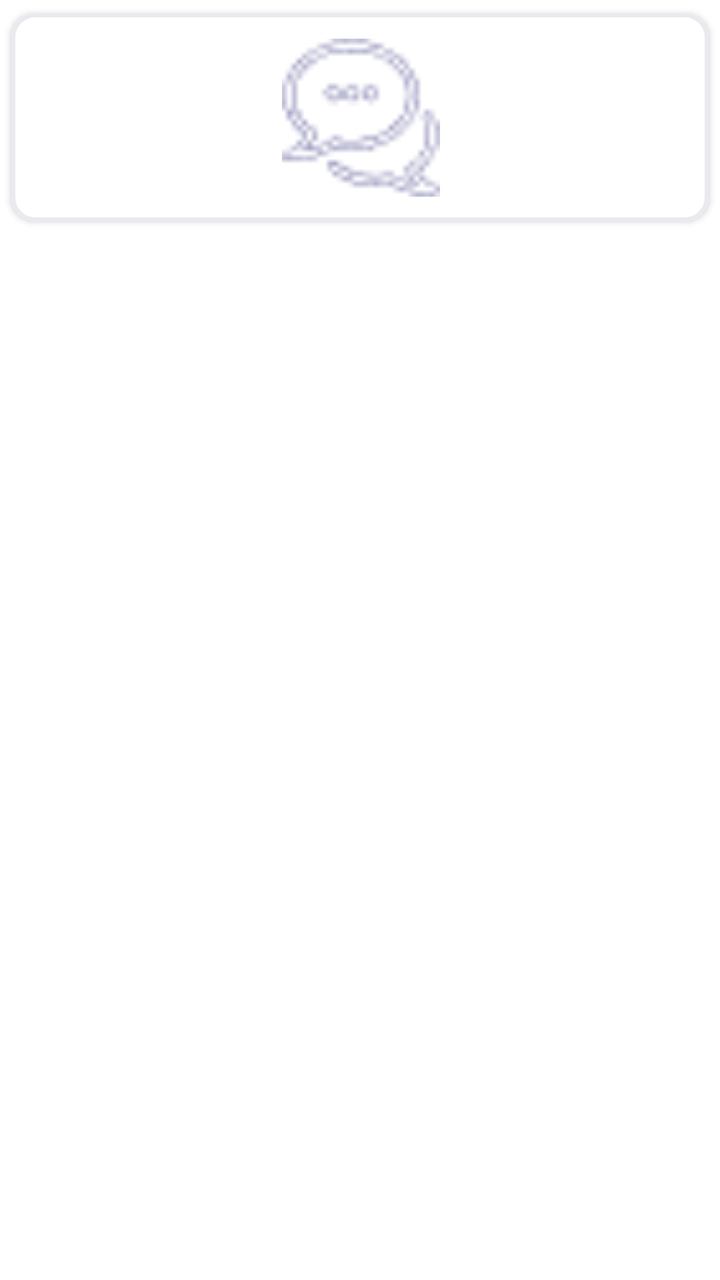
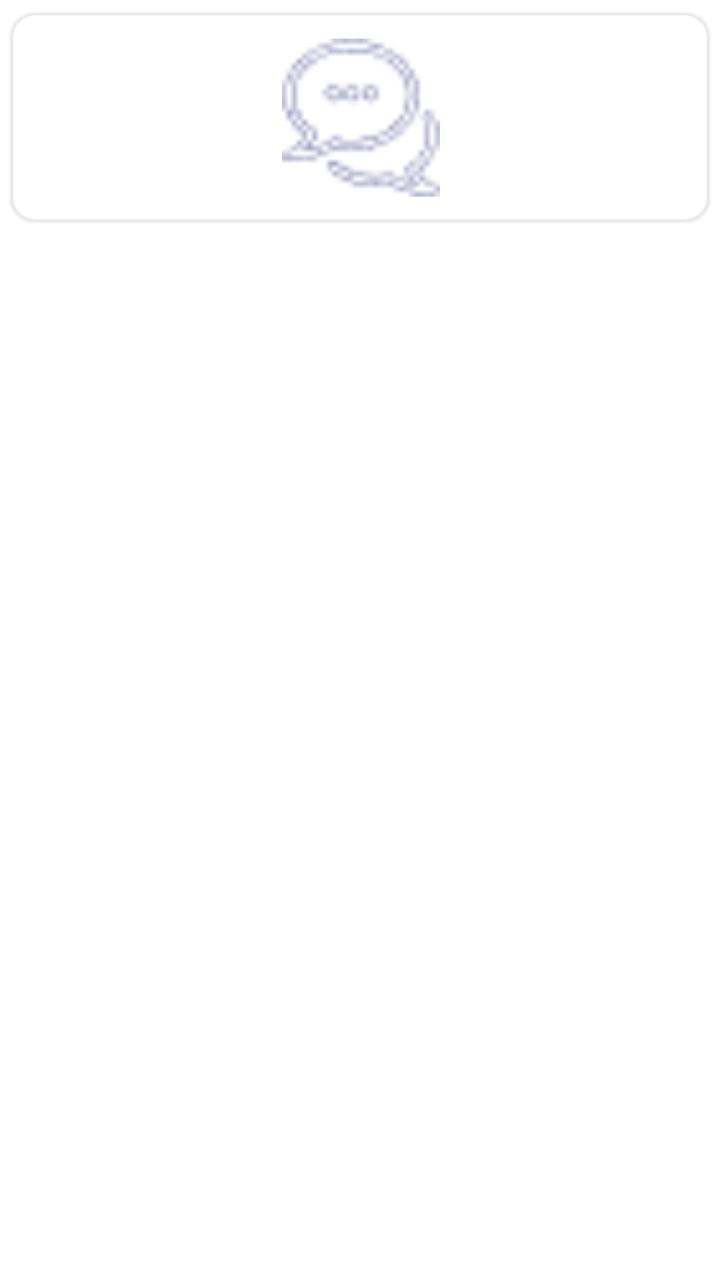

Compare the two renders of this Android layout. The source of the first and the diff that turns it into the second are given below.
<!-- AndroidManifest.xml: application theme Theme.NewDesign -->
<!-- res/layout/item_layout_gates.xml -->
<?xml version="1.0" encoding="utf-8"?>
<androidx.constraintlayout.widget.ConstraintLayout
        xmlns:android="http://schemas.android.com/apk/res/android"
        android:layout_width="match_parent"
        android:layout_height="110dp"
        xmlns:app="http://schemas.android.com/apk/res-auto">

    <com.google.android.material.card.MaterialCardView
            android:id="@+id/cardview"
            android:layout_width="match_parent"
            android:layout_height="wrap_content"
            app:cardCornerRadius="12dp"
            app:cardUseCompatPadding="true"
            app:cardElevation="2dp"
            app:strokeWidth="2dp"
            app:strokeColor="#E9EAEF"
            app:layout_constraintEnd_toEndOf="parent"
            app:layout_constraintStart_toStartOf="parent"
            app:layout_constraintTop_toTopOf="parent"
            >

        <androidx.constraintlayout.widget.ConstraintLayout
                android:id="@+id/layput_services"
                android:layout_width="match_parent"
                android:layout_height="match_parent"
                android:background="@color/white"
                android:padding="2dp">

            <androidx.constraintlayout.widget.ConstraintLayout
                    android:id="@+id/layout_uploadImage"
                    android:layout_width="115dp"
                    android:layout_height="100dp"
                    app:layout_constraintTop_toTopOf="parent"
                    app:layout_constraintEnd_toEndOf="parent"
                    app:layout_constraintStart_toStartOf="parent">

                <com.google.android.material.imageview.ShapeableImageView
                        android:id="@+id/iv_services"
                        android:layout_width="82dp"
                        android:layout_height="79dp"
                        android:adjustViewBounds="true"
                        android:src="@drawable/ic_chat"
                        app:layout_constraintBottom_toBottomOf="parent"
                        app:layout_constraintEnd_toEndOf="parent"
                        app:layout_constraintStart_toStartOf="parent"
                        app:layout_constraintTop_toTopOf="parent" />
            </androidx.constraintlayout.widget.ConstraintLayout>

        </androidx.constraintlayout.widget.ConstraintLayout>

    </com.google.android.material.card.MaterialCardView>
</androidx.constraintlayout.widget.ConstraintLayout>
<!-- resources referenced by this layout -->
<resources>
  <color name="white">#FFFFFFFF</color>
  <!-- drawable ic_chat: png bitmap (drawable, 1329 bytes) -->
  <style name="Theme.NewDesign" parent="Theme.MaterialComponents.Light.NoActionBar">
          
          <item name="colorPrimary">@color/purple_500</item>
          <item name="colorPrimaryVariant">@color/purple_700</item>
          <item name="colorOnPrimary">@color/white</item>
          
          <item name="colorSecondary">#0639BA</item>
          <item name="colorSecondaryVariant">@color/teal_700</item>
          <item name="colorOnSecondary">@color/black</item>
          
          <item name="android:statusBarColor">?attr/colorPrimaryVariant</item>
          
      </style>
  <color name="purple_500">#AEB3BE</color>
  <color name="purple_700">#FF3700B3</color>
  <color name="teal_700">#FF018786</color>
  <color name="black">#FF000000</color>
</resources>

<!-- the commit's change to res/layout/item_layout_gates.xml (unified diff, before → after) -->
@@ -11,8 +11,8 @@
             android:layout_height="wrap_content"
             app:cardCornerRadius="12dp"
             app:cardUseCompatPadding="true"
-            app:cardElevation="2dp"
-            app:strokeWidth="2dp"
+            app:cardElevation="1dp"
+            app:strokeWidth="1dp"
             app:strokeColor="#E9EAEF"
             app:layout_constraintEnd_toEndOf="parent"
             app:layout_constraintStart_toStartOf="parent"
<!-- resource entries referenced after the edit -->
@@ -12,7 +12,9 @@
           <item name="colorSecondaryVariant">@color/teal_700</item>
           <item name="colorOnSecondary">@color/black</item>
           
-          <item name="android:statusBarColor">?attr/colorPrimaryVariant</item>
+          <item name="android:statusBarColor">@color/purple_700</item>
+          <item name="android:windowLightStatusBar">false</item>
+          <item name="android:windowDrawsSystemBarBackgrounds">true</item>
           
       </style>
   <color name="purple_500">#AEB3BE</color>
